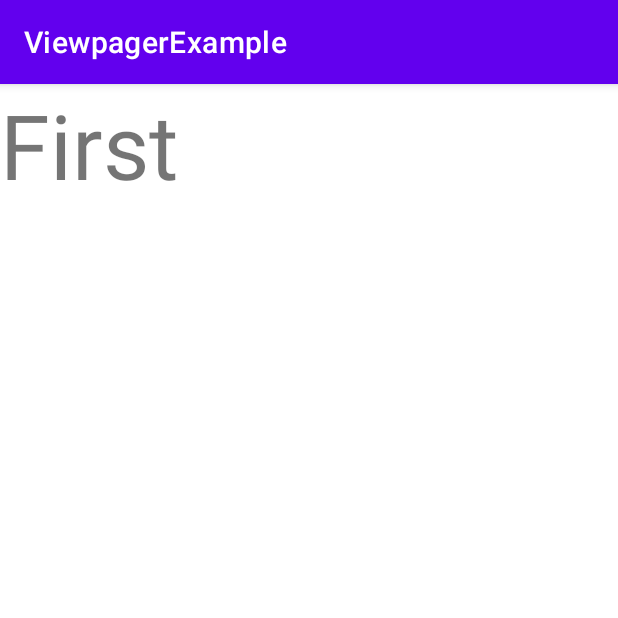
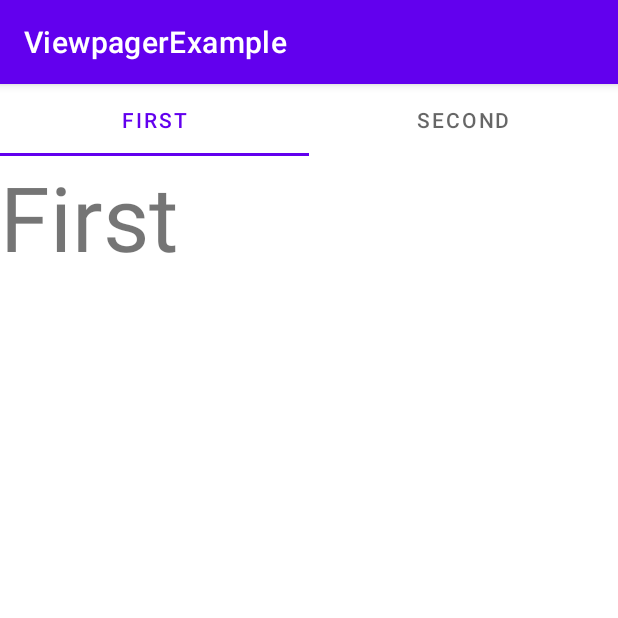
Before and after one commit to menesdurak/Viewpager2Example, an Android app: the screen it shows after launch (MainActivity), on a phone screen of 412 x 824 dp, the top half of it. Run offline under Robolectric (Android 15) with nearby library versions, the phone set to English and light mode, and no system bars.

Commit message:
Added tab layout

```diff
--- a/app/src/main/java/com/menesdurak/viewpagerexample/MainFragment.kt
+++ b/app/src/main/java/com/menesdurak/viewpagerexample/MainFragment.kt
@@ -5,6 +5,7 @@ import androidx.fragment.app.Fragment
 import android.view.LayoutInflater
 import android.view.View
 import android.view.ViewGroup
+import com.google.android.material.tabs.TabLayoutMediator
 import com.menesdurak.viewpagerexample.databinding.FragmentMainBinding
 import com.menesdurak.viewpagerexample.databinding.FragmentSecondBinding
 
@@ -28,6 +29,13 @@ class MainFragment : Fragment() {
 
         val pagerAdapter = ViewPagerAdapter(childFragmentManager, lifecycle)
         binding.viewPager.adapter = pagerAdapter
+
+        TabLayoutMediator(binding.tabLayout, binding.viewPager) { tab, position ->
+            when (position) {
+                0 -> tab.text = "First"
+                1 -> tab.text = "Second"
+            }
+        }.attach()
     }
 
     override fun onDestroyView() {
--- a/app/src/main/res/layout/fragment_main.xml
+++ b/app/src/main/res/layout/fragment_main.xml
@@ -1,13 +1,19 @@
 <?xml version="1.0" encoding="utf-8"?>
-<FrameLayout xmlns:android="http://schemas.android.com/apk/res/android"
+<LinearLayout xmlns:android="http://schemas.android.com/apk/res/android"
     xmlns:tools="http://schemas.android.com/tools"
     android:layout_width="match_parent"
     android:layout_height="match_parent"
-    tools:context=".MainFragment">
+    tools:context=".MainFragment"
+    android:orientation="vertical">
+
+    <com.google.android.material.tabs.TabLayout
+        android:id="@+id/tabLayout"
+        android:layout_width="match_parent"
+        android:layout_height="wrap_content"/>
 
     <androidx.viewpager2.widget.ViewPager2
         android:id="@+id/viewPager"
         android:layout_width="match_parent"
         android:layout_height="match_parent"/>
 
-</FrameLayout>
+</LinearLayout>
```
